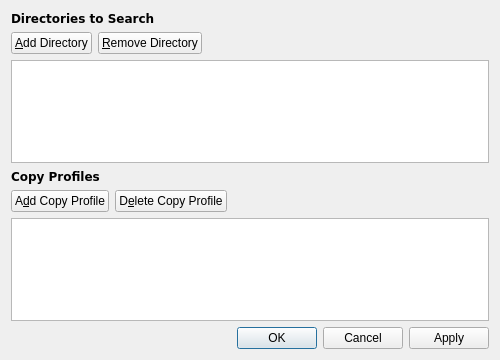
Before: the Qt Designer form src/windows/optionswindow.ui in atomicparade/sticker-book-qt, drawn with Qt 5.
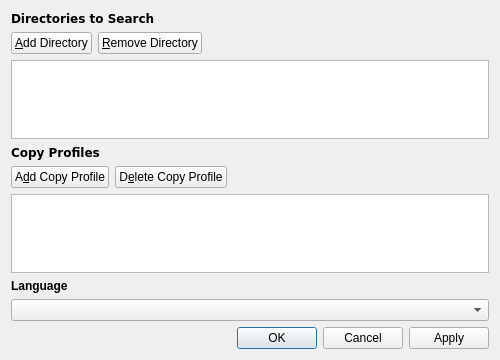
After: the same form once the commit is applied.

Commit message: Implement changing of language

```diff
--- a/src/windows/optionswindow.ui
+++ b/src/windows/optionswindow.ui
@@ -122,6 +122,22 @@
    <item>
     <widget class="QListView" name="lvCopyProfiles"/>
    </item>
+   <item>
+    <widget class="QLabel" name="label">
+     <property name="font">
+      <font>
+       <weight>75</weight>
+       <bold>true</bold>
+      </font>
+     </property>
+     <property name="text">
+      <string>Language</string>
+     </property>
+    </widget>
+   </item>
+   <item>
+    <widget class="QComboBox" name="cbLanguage"/>
+   </item>
    <item>
     <widget class="QDialogButtonBox" name="buttonBox">
      <property name="orientation">
```
The commit also changes 14 other files.
